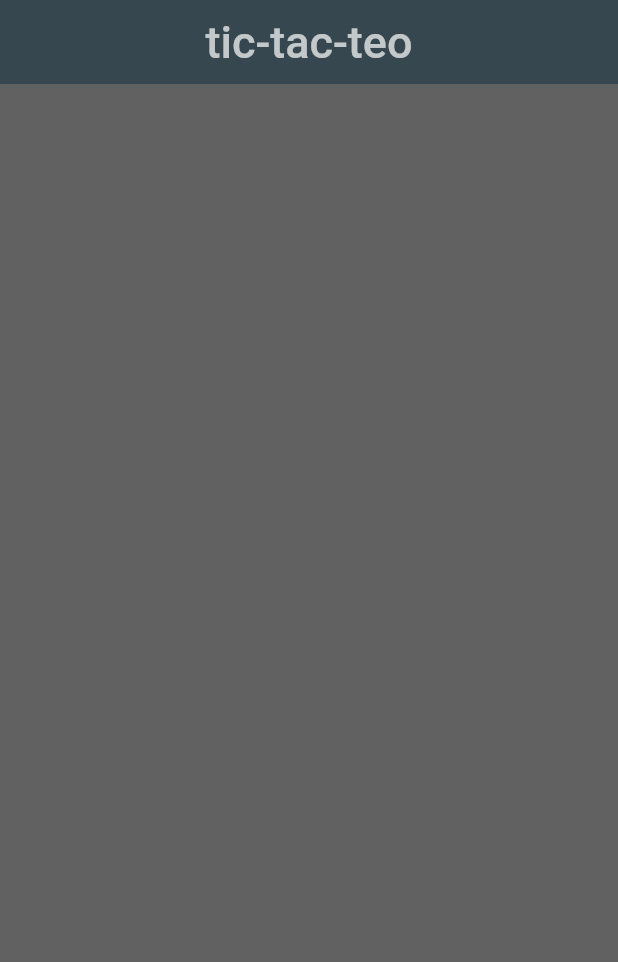
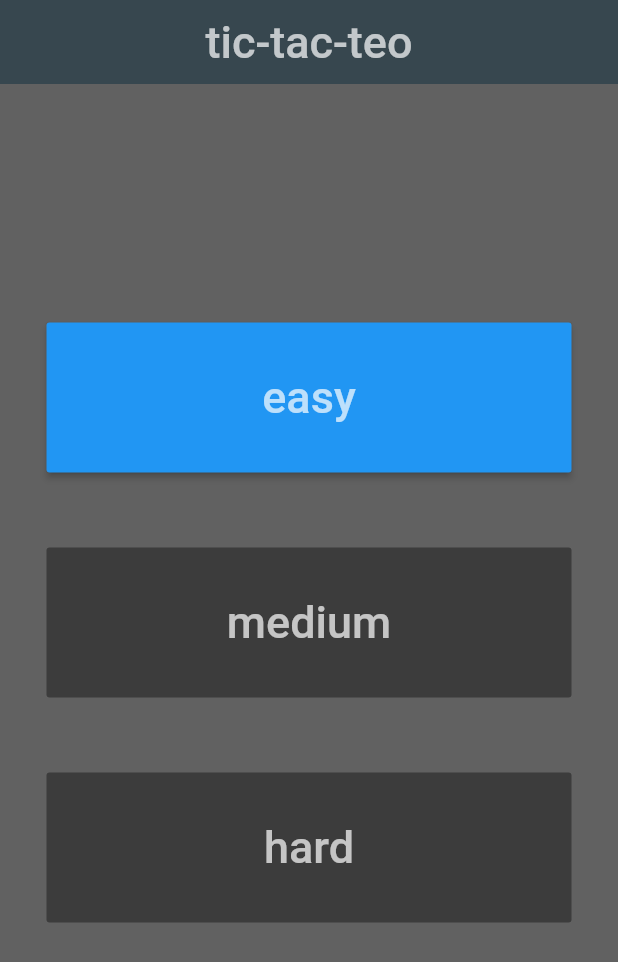
Before and after one commit to Parisa-arabi/-tic-tac-teo, a Flutter app: the screen it shows after launch, on a phone screen of 412 x 824 dp. Shown: the top 962 px of the screen. Run offline on Flutter 3.47's test engine with Material 2 defaults, Android fonts, the phone set to English and light mode, and no system bars.

Commit message:
home page and easy class made

```diff
--- /dev/null
+++ b/lib/easy.dart
@@ -0,0 +1,40 @@
+import 'package:flutter/material.dart';
+import 'package:tic_tac_teo/home_page.dart';
+
+class easy extends StatelessWidget {
+  const easy({Key? key}) : super(key: key);
+
+  @override
+  Widget build(BuildContext context) {
+    return MaterialApp(
+      debugShowCheckedModeBanner: false,
+      home: Scaffold(
+        appBar: AppBar(
+          actions: <Widget>[
+            IconButton(
+              icon: const Icon(Icons.arrow_back_outlined),
+              color: Colors.white70,
+              onPressed: () {
+                Navigator.push(
+                  context,
+                  MaterialPageRoute(
+                      builder: (context)=>const homepage()
+                  ),
+                );},
+            ),
+          ],
+          title:const Text(
+            'easy',
+            style: TextStyle(
+              color: Colors.white70,
+              fontSize: 30,
+            ),
+          ),
+          centerTitle: true,
+          backgroundColor: Colors.blueGrey,
+
+        ),
+      ),
+    );
+  }
+}
--- /dev/null
+++ b/lib/home_page.dart
@@ -0,0 +1,91 @@
+import 'package:flutter/material.dart';
+import 'easy.dart';
+
+class homepage extends StatelessWidget {
+  const homepage({Key? key}) : super(key: key);
+
+  @override
+  Widget build(BuildContext context) {
+    return  MaterialApp(
+      debugShowCheckedModeBanner: false,
+      home: Scaffold(
+        appBar: AppBar(
+          title: const Text(
+            "tic-tac-teo",
+            style: TextStyle(
+              color: Colors.white70,
+              fontSize: 30,
+            ),
+          ),
+          elevation: 0,
+          centerTitle: true,
+          backgroundColor: Colors.blueGrey[800],
+        ),
+        body:Center(
+          child:Column(
+            mainAxisAlignment: MainAxisAlignment.center,
+            children: [
+              ButtonTheme(
+                minWidth: 350,
+                height: 100,
+                child:RaisedButton(
+                  onPressed: () {
+                    Navigator.push(
+                      context,
+                      MaterialPageRoute(builder: (context)=>easy()),
+                    );
+                  },
+                  child: const Text(
+                    'easy',
+                    style: TextStyle(
+                      color: Colors.white70,
+                      fontSize: 30,
+                    ),
+                  ),
+                ),
+              ),
+              const SizedBox(
+                height: 50,
+              ),
+              ButtonTheme(
+                minWidth: 350,
+                height: 100,
+                child:const RaisedButton(
+                  onPressed: null,
+                  child: Text(
+                    'medium',
+                    style: TextStyle(
+                      color: Colors.white70,
+                      fontSize: 30,
+                    ),
+                  ),
+                ),
+              ),
+              const SizedBox(
+                height: 50,
+              ),
+              ButtonTheme(
+                minWidth: 350,
+                height: 100,
+                child:const RaisedButton(
+                  onPressed: null,
+                  child: Text(
+                    'hard',
+                    style: TextStyle(
+                      color: Colors.white70,
+                      fontSize: 30,
+                    ),
+                  ),
+                ),
+              ),
+              const SizedBox(
+                height: 50,
+              ),
+            ],
+          ),
+        ),
+        backgroundColor: Colors.grey[700],
+      ),
+    );
+  }
+}
--- a/lib/main.dart
+++ b/lib/main.dart
@@ -1,4 +1,6 @@
 import 'package:flutter/material.dart';
+import 'package:tic_tac_teo/home_page.dart';
+import 'easy.dart';
 
 void main()=>runApp(myapp());
 class myapp extends StatefulWidget {
@@ -11,28 +13,8 @@ class myapp extends StatefulWidget {
 class _myappState extends State<myapp> {
   @override
   Widget build(BuildContext context) {
-    return  MaterialApp(
-      debugShowCheckedModeBanner: false,
-      home: Scaffold(
-        appBar: AppBar(
-          title: const Text(
-              "tic-tac-teo",
-            style: TextStyle(
-              color: Colors.white70,
-              fontSize: 30,
-            ),
-          ),
-          elevation: 0,
-          centerTitle: true,
-          backgroundColor: Colors.blueGrey[800],
-        ),
-        body: Column(
-          children:const [
-
-          ],
-        ),
-        backgroundColor: Colors.grey[700],
-      ),
-    );
+   return MaterialApp(
+     home: homepage(),
+   );
   }
 }
```
